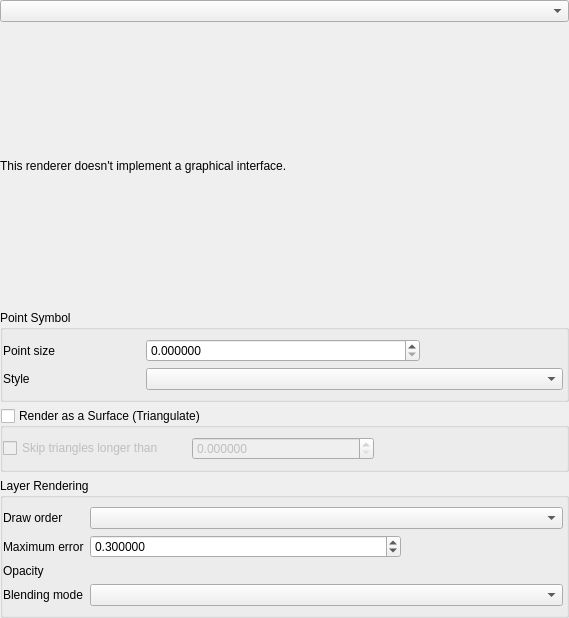
First picture: the form in src/ui/pointcloud/qgspointcloudrendererpropsdialogbase.ui, repository qgis/QGIS, before the edit.
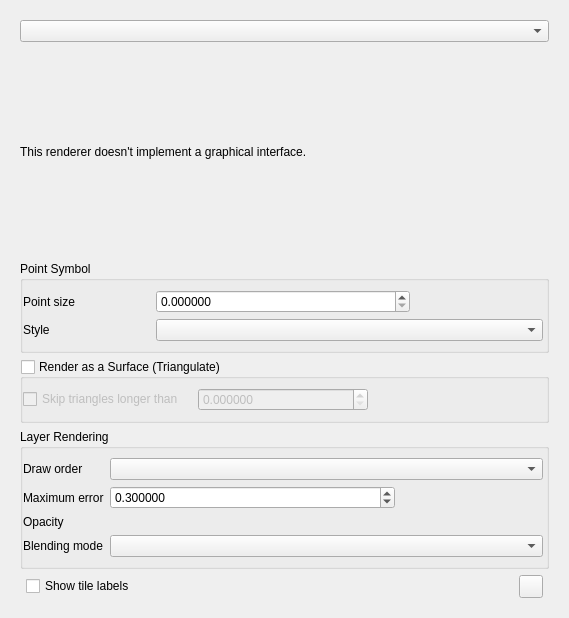
Second picture: the form after the edit. Custom widgets are drawn as their Qt base class.

Commit message:
Virtual point clouds - Tile Labels (#59726)
* Add label rendering into VPC tiles

* Move tile labels rendering into QgsPointCloudExtentRenderer

* Rework showLabels flag once more & connect it to widget

* Add widget for label TextFormat WIP

* Rework and fix text format widget issues

* Improve default text format used in VPC labels

* Fix banned keywords issue

* Fix QgsTextFormat review issue

* Fix labels drawing efficiency issue

* Fix formating issues

* Fix review issues

What changed in the file:
```diff
--- a/src/ui/pointcloud/qgspointcloudrendererpropsdialogbase.ui
+++ b/src/ui/pointcloud/qgspointcloudrendererpropsdialogbase.ui
@@ -13,37 +13,11 @@
   <property name="windowTitle">
    <string>Renderer Settings</string>
   </property>
-  <layout class="QVBoxLayout" name="verticalLayout_5">
-   <property name="leftMargin">
-    <number>0</number>
-   </property>
-   <property name="topMargin">
-    <number>0</number>
-   </property>
-   <property name="rightMargin">
-    <number>0</number>
-   </property>
-   <property name="bottomMargin">
-    <number>0</number>
-   </property>
+  <layout class="QVBoxLayout" name="verticalLayout_2">
    <item>
     <widget class="QStackedWidget" name="mainStack">
      <widget class="QWidget" name="page">
-      <layout class="QVBoxLayout" name="verticalLayout_4">
-       <property name="leftMargin">
-        <number>0</number>
-       </property>
-       <property name="topMargin">
-        <number>0</number>
-       </property>
-       <property name="rightMargin">
-        <number>0</number>
-       </property>
-       <property name="bottomMargin">
-        <number>0</number>
-       </property>
-       <item>
-        <layout class="QVBoxLayout" name="verticalLayout_2">
+      <layout class="QVBoxLayout" name="verticalLayout_3">
          <item>
           <layout class="QHBoxLayout" name="horizontalLayout">
            <item>
@@ -297,6 +271,41 @@
            </layout>
           </widget>
          </item>
+       <item>
+        <layout class="QHBoxLayout" name="labelLayout">
+         <property name="leftMargin">
+          <number>6</number>
+         </property>
+         <property name="rightMargin">
+          <number>6</number>
+         </property>
+         <item>
+          <widget class="QCheckBox" name="mLabels">
+           <property name="text">
+            <string>Show tile labels</string>
+           </property>
+          </widget>
+         </item>
+         <item>
+          <spacer name="horizontalSpacer">
+           <property name="orientation">
+            <enum>Qt::Horizontal</enum>
+           </property>
+           <property name="sizeHint" stdset="0">
+            <size>
+             <width>40</width>
+             <height>20</height>
+            </size>
+           </property>
+          </spacer>
+         </item>
+         <item>
+          <widget class="QgsFontButton" name="mLabelOptions">
+           <property name="text">
+            <string/>
+           </property>
+          </widget>
+         </item>
         </layout>
        </item>
       </layout>
@@ -340,6 +349,11 @@
    <header>qgscollapsiblegroupbox.h</header>
    <container>1</container>
   </customwidget>
+  <customwidget>
+   <class>QgsFontButton</class>
+   <extends>QToolButton</extends>
+   <header>qgsfontbutton.h</header>
+  </customwidget>
  </customwidgets>
  <tabstops>
   <tabstop>cboRenderers</tabstop>
```
Lines whose indentation alone changed are shown as unchanged. The commit also changes 10 other files.
